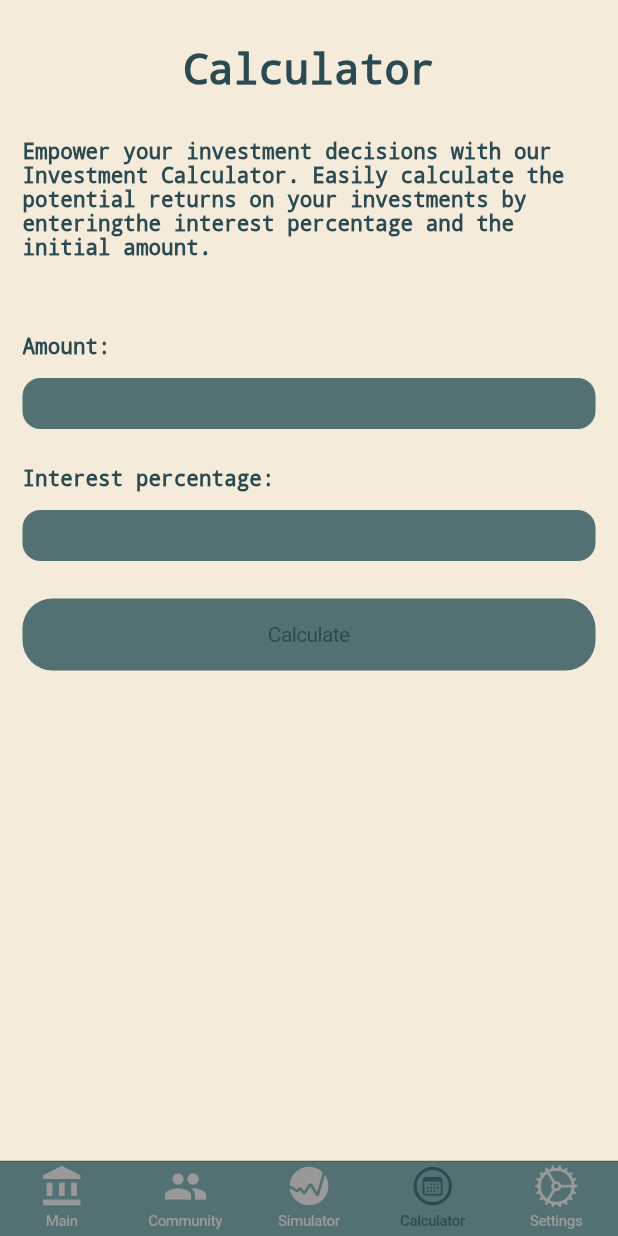
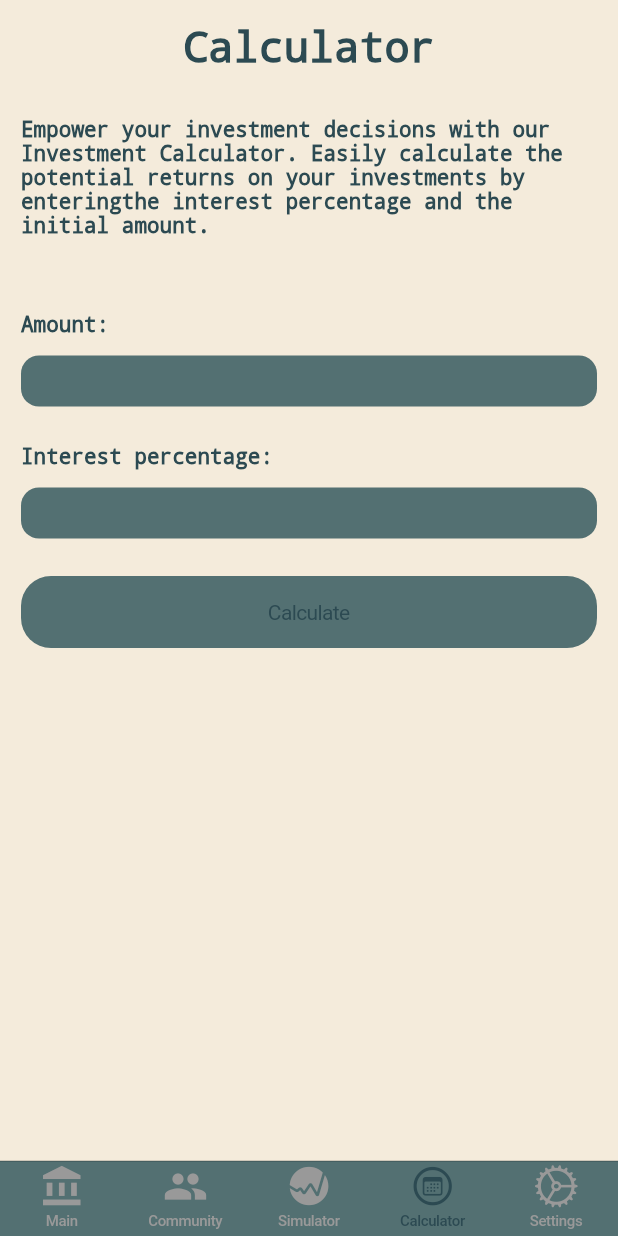
Before and after one commit to dadsparta/Test-Application, a Flutter app: the screen it shows after launch, item 4 of the bottom bar chosen, on a phone screen of 412 x 824 dp. Run offline on Flutter 3.47's test engine with Material 2 defaults, Android fonts, the phone set to English and light mode, and no system bars; our stand-ins replace firebase_core, firebase_remote_config, flutter_svg, getwidget, google_fonts; missing offline and left inert: flutter_inappwebview; accounts and stored records are empty; network calls fail.

Commit message:
padding refactor

```diff
--- a/testapplication/lib/pages/calculator_page/calculator_page_view.dart
+++ b/testapplication/lib/pages/calculator_page/calculator_page_view.dart
@@ -15,8 +15,6 @@ class CalculatorPageView extends StatefulWidget {
 }
 
 class _CalculatorPageViewState extends State<CalculatorPageView> {
-
-
   TextEditingController amountController = TextEditingController();
   TextEditingController percentageController = TextEditingController();
 
@@ -26,7 +24,7 @@ class _CalculatorPageViewState extends State<CalculatorPageView> {
       backgroundColor: firstColor,
       child: SafeArea(
         child: Padding(
-          padding: const EdgeInsets.all(15.0),
+          padding: const EdgeInsets.fromLTRB(14, 0, 14, 0),
           child: ListView(children: [
             const SizedBox(
               height: 15,
--- a/testapplication/lib/pages/community_page/community_page_view.dart
+++ b/testapplication/lib/pages/community_page/community_page_view.dart
@@ -17,7 +17,7 @@ class _CommunityPageViewState extends State<CommunityPageView> {
     return CupertinoPageScaffold(
       child: SafeArea(
         child: Container(
-          padding: const EdgeInsets.all(15),
+            padding: const EdgeInsets.fromLTRB(14, 0, 14, 0),
           height: 5000,
           decoration: const BoxDecoration( color: firstColor),
           child: ListView(
--- a/testapplication/lib/pages/main_page/main_page_view.dart
+++ b/testapplication/lib/pages/main_page/main_page_view.dart
@@ -29,7 +29,7 @@ class _MainPageViewState extends State<MainPageView> {
     return CupertinoPageScaffold(
       child: SafeArea(
         child: Container(
-          padding: const EdgeInsets.all(14),
+          padding: const EdgeInsets.fromLTRB(14, 0, 14, 0),
           height: 5000,
           decoration: const BoxDecoration(color: firstColor),
           child: ListView(
--- a/testapplication/lib/pages/simulator_page/simulator_page_view.dart
+++ b/testapplication/lib/pages/simulator_page/simulator_page_view.dart
@@ -21,7 +21,7 @@ class _SimulatorPageViewState extends State<SimulatorPageView> {
     return CupertinoPageScaffold(
       child: SafeArea(
         child: Container(
-          padding: const EdgeInsets.all(15),
+            padding: const EdgeInsets.fromLTRB(14, 0, 14, 0),
           height: 5000,
           decoration: const BoxDecoration(color: firstColor),
           child: ListView(
```
